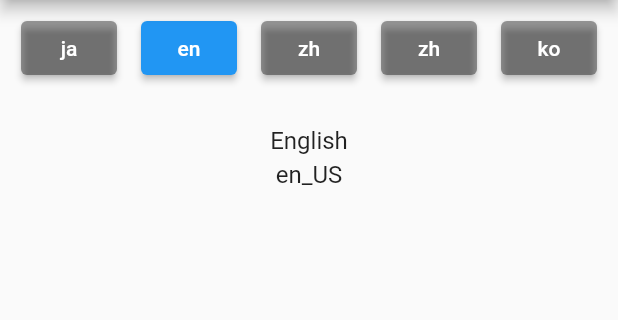
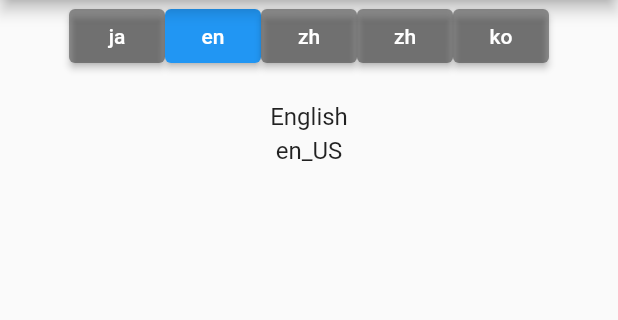
Before and after one commit to Kohei-kun-no/localization_check, a Flutter app: the screen it shows after launch, on a phone screen of 412 x 824 dp, the part 84-404 px from its top. Run offline on Flutter 3.47's test engine with Material 2 defaults, Android fonts, the phone set to English and light mode, and no system bars; our stand-ins replace easy_localization.

Commit message:
second commit

```diff
--- a/lib/main.dart
+++ b/lib/main.dart
@@ -73,15 +73,12 @@ class MyHomePage extends StatelessWidget {
   }
   Widget _btn(BuildContext context, Locale locale, Locale currentLocale) {
     final isActive = locale.languageCode == currentLocale.languageCode;
-    return Padding(
-      padding: const EdgeInsets.all(8),
-      child: ElevatedButton(
-          style: ElevatedButton.styleFrom(
-              primary: isActive
-                  ? Theme.of(context).colorScheme.secondary
-                  : Theme.of(context).disabledColor),
-          onPressed: () => context.setLocale(locale),
-          child: Text(locale.languageCode)),
-    );
+    return ElevatedButton(
+        style: ElevatedButton.styleFrom(
+            primary: isActive
+                ? Theme.of(context).colorScheme.secondary
+                : Theme.of(context).disabledColor),
+        onPressed: () => context.setLocale(locale),
+        child: Text(locale.languageCode));
   }
 }
```
